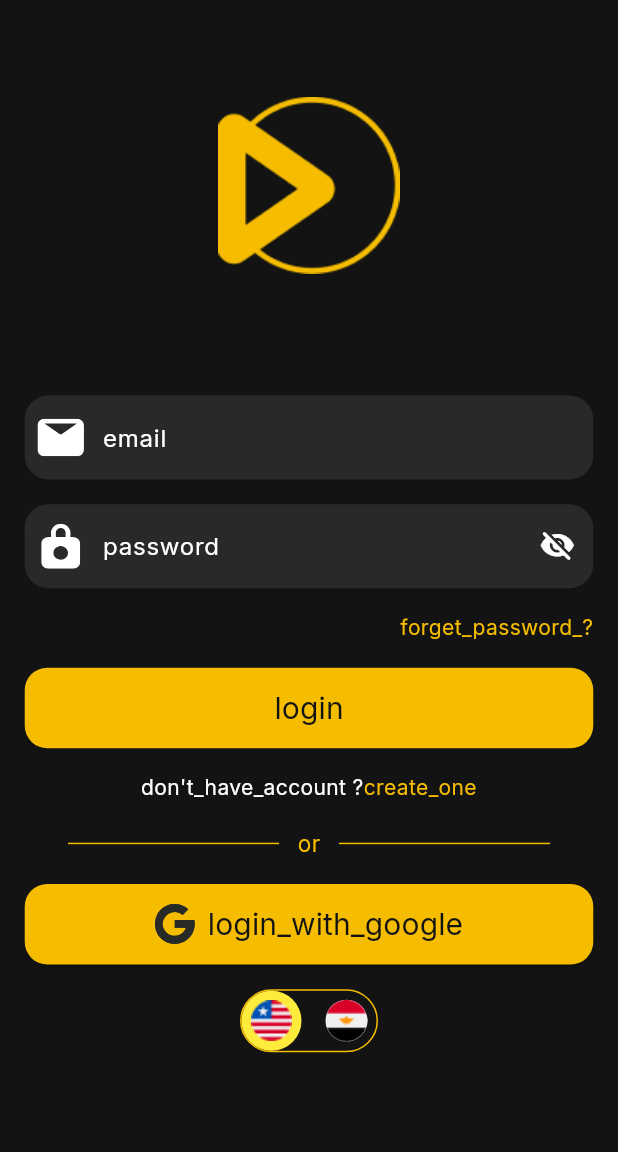
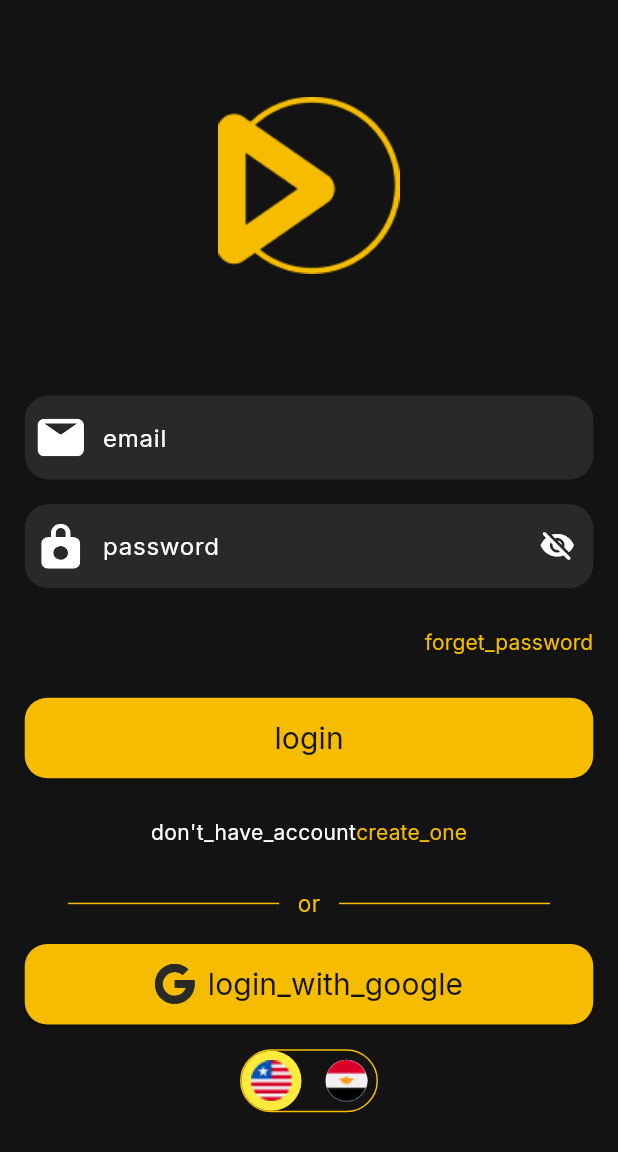
Before and after one commit to abdallahelnshar123-ux/movies, a Flutter app: the screen it shows after launch, on a phone screen of 412 x 824 dp. Shown: the top 1152 px of the screen. Run offline on Flutter 3.47's test engine with Material 3 defaults, Android fonts, the phone set to English and light mode, and no system bars; our stand-ins replace flutter_svg, google_fonts.

Commit message:
added login screen ui

```diff
--- a/lib/login_screen/login_screen.dart
+++ b/lib/login_screen/login_screen.dart
@@ -7,6 +7,7 @@ import 'package:movies/widgets/custom_elevated_button.dart';
 import 'package:movies/widgets/custom_text_form_field.dart';
 
 import '../utils/app_colors.dart';
+import '../utils/app_routes.dart';
 
 class LoginScreen extends StatefulWidget {
   const LoginScreen({super.key});
@@ -55,25 +56,31 @@ class _LoginScreenState extends State<LoginScreen> {
               Row(
                 mainAxisAlignment: MainAxisAlignment.end,
                 children: [
-                Text("forget_password_?",style:AppStyles.robotoRegular14Yellow),
+                  TextButton(
+                      style: TextButton.styleFrom(tapTargetSize:MaterialTapTargetSize.shrinkWrap,padding: EdgeInsets.zero),
+                      onPressed:(){
+                        //todo Navigate to Forget Password Screen
+                        Navigator.pushReplacementNamed(context, AppRoutes.forgetPasswordRouteName);
+                      }, child: Text("forget_password",  style: AppStyles.robotoRegular14Yellow,)),
               ],),
 
               CustomElevatedButton(decorationColor: AppColors.yellowColor, onPressed: (){
                 //todo login
               }, child:Text("login",style: AppStyles.robotoRegular20Black,)),
 
-              Text.rich(
-                textAlign: TextAlign.center,
-                TextSpan(
-                  text: "don't_have_account ?",
-                  style: AppStyles.robotoRegular14White,
-                  children: [
-                    TextSpan(
-                    text: "create_one",
-                    style: AppStyles.robotoRegular14Yellow,)
-                  ]
-                )
+              Row(
+                mainAxisAlignment: MainAxisAlignment.center,
+                children: [
+                  Text("don't_have_account",style:AppStyles.robotoRegular14White),
+                  TextButton(
+                    style: TextButton.styleFrom(tapTargetSize:MaterialTapTargetSize.shrinkWrap,padding: EdgeInsets.zero),
+                      onPressed:(){
+                    //todo Navigate to Register Screen
+                        Navigator.pushReplacementNamed(context, AppRoutes.registerRouteName);
+                  }, child: Text("create_one",  style: AppStyles.robotoRegular14Yellow,)),
+                ],
               ),
+
               Row(
                 mainAxisAlignment: MainAxisAlignment.end,
                 children: [
```
